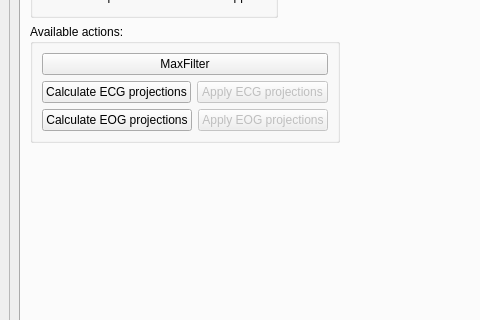
The window that hoksotin/ui/qt4Designer/UIehdotus12.ui (cibr-jyu/meggie) describes before a commit, drawn with Qt 5; both pictures show x 0 to 480 and y 185 to 505 of the 973 by 805 pixel window.
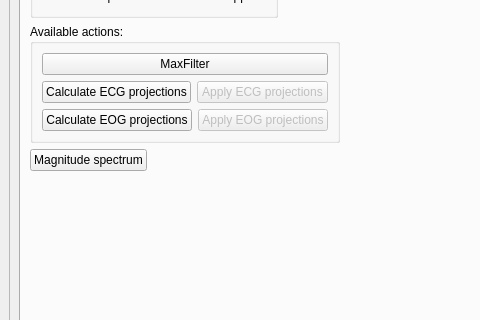
The same window after the commit. The open tabs and pages were chosen to show the change. Icons and pictures are not drawn.

```diff
--- a/hoksotin/ui/qt4Designer/UIehdotus12.ui
+++ b/hoksotin/ui/qt4Designer/UIehdotus12.ui
@@ -648,6 +648,13 @@
                 </layout>
                </widget>
               </item>
+              <item row="2" column="0">
+               <widget class="QPushButton" name="pushButtonSpectrum">
+                <property name="text">
+                 <string>Magnitude spectrum</string>
+                </property>
+               </widget>
+              </item>
              </layout>
             </widget>
             <widget class="QWidget" name="tabEpoching">
```
Left out of the diff: 12 changed lines with no effect on the pictures.
